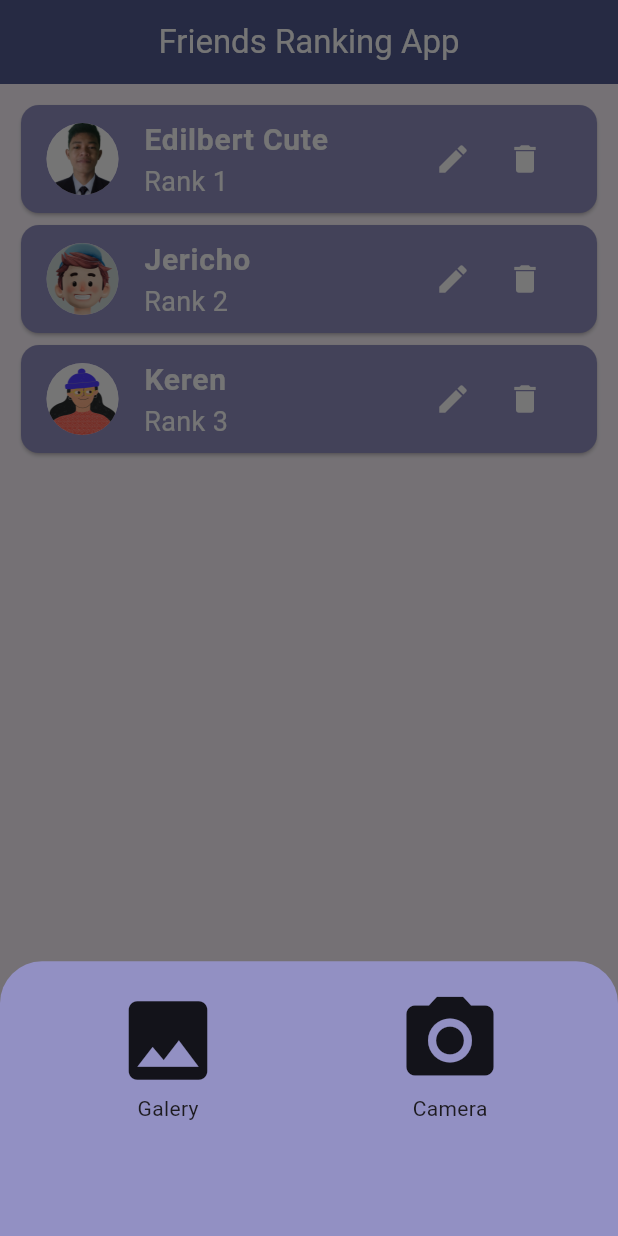
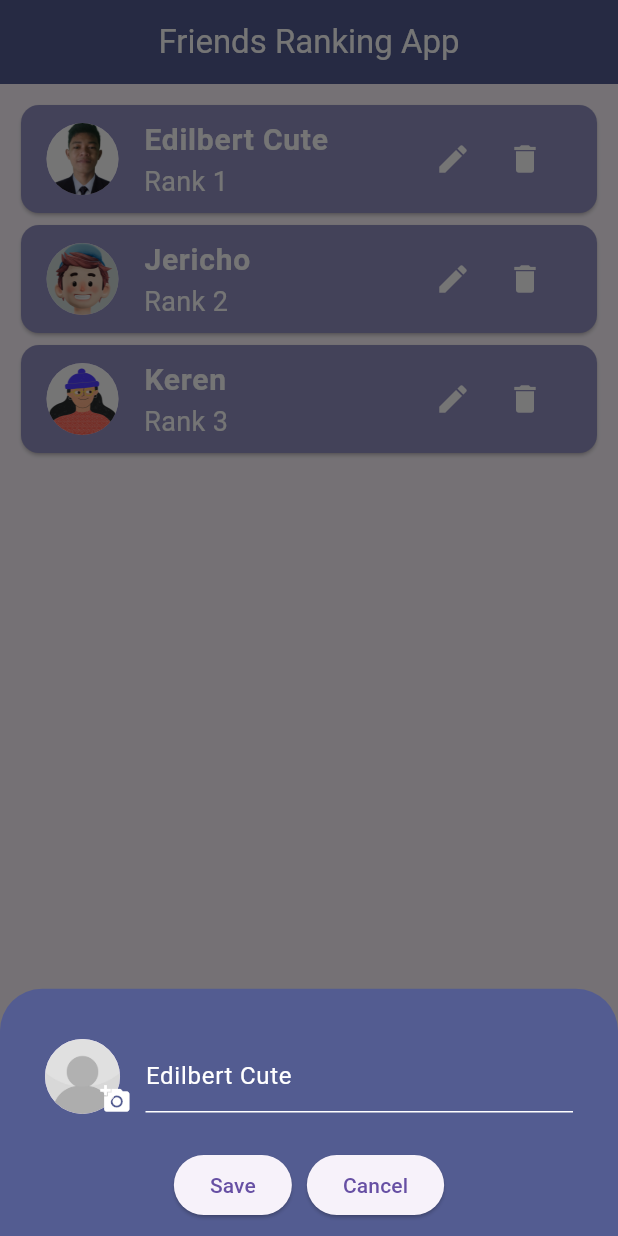
Before and after one commit to edilbertjaguimit/flutter_friends_ranking, a Flutter app: the screen it shows after launch, after a tap on the "edit" icon, on a phone screen of 412 x 824 dp. Run offline on Flutter 3.47's test engine with Material 3 defaults, Android fonts, the phone set to English and light mode, and no system bars; our stand-ins replace fluttertoast, image_picker.

Commit message:
fixed the bugs when editing the friends card list

```diff
--- a/lib/components/form.dart
+++ b/lib/components/form.dart
@@ -34,6 +34,7 @@ class FormSettings extends StatelessWidget {
                         child: Icon(
                           Icons.add_a_photo,
                           size: 20,
+                          color: Colors.white,
                         ),
                       )
                     : Text(''),
@@ -46,7 +47,17 @@ class FormSettings extends StatelessWidget {
           flex: 5,
           child: TextField(
             controller: friendName,
-            decoration: InputDecoration(hintText: 'Friend\'s name'),
+            style: TextStyle(color: Colors.white),
+            decoration: InputDecoration(
+              hintText: 'Friend\'s name',
+              hintStyle: TextStyle(color: Colors.white),
+              enabledBorder: UnderlineInputBorder(
+                borderSide: BorderSide(color: Colors.white),
+              ),
+              focusedBorder: UnderlineInputBorder(
+                borderSide: BorderSide(color: Colors.white),
+              ),
+            ),
           ),
         ),
       ],
--- a/lib/components/person_card.dart
+++ b/lib/components/person_card.dart
@@ -1,8 +1,8 @@
 // ignore_for_file: prefer_const_constructors, prefer_const_literals_to_create_immutables
-import 'dart:io';
 import 'dart:typed_data';
 
 import 'package:flutter/material.dart';
+import 'package:flutter_friends_ranking/components/form.dart';
 import 'package:flutter_friends_ranking/model/person.dart';
 import 'package:flutter_friends_ranking/model/person_list.dart';
 import 'package:image_picker/image_picker.dart';
@@ -18,8 +18,11 @@ class PersonCard extends StatefulWidget {
 }
 
 class _PersonCardState extends State<PersonCard> {
-  Uint8List? _image;
-  File? selectedImage;
+  // Uint8List? _image;
+  // File? selectedImage;
+  final ValueNotifier<Uint8List?> _image = ValueNotifier<Uint8List?>(null);
+  TextEditingController friendName = TextEditingController();
+
   // File? _image;
   // final picker = ImagePicker();
   // Future getImage() async {
@@ -34,95 +37,77 @@ class _PersonCardState extends State<PersonCard> {
   // }
 
   void _showSettingsPanel(BuildContext context) {
+    // _image = widget.
     showModalBottomSheet(
-        backgroundColor: Color(0xff9290c3),
+        isDismissible: false,
+        elevation: 0,
+        backgroundColor: Color(0xff535c91),
         context: context,
         builder: (context) {
           return SizedBox(
             width: MediaQuery.of(context).size.width,
-            height: MediaQuery.of(context).size.height / 4.5,
-            child: Padding(
-              padding: const EdgeInsets.all(18.0),
-              child: Row(
-                children: [
-                  Expanded(
-                    child: InkWell(
-                      onTap: () {
-                        _pinckImageFromGallery();
-                      },
-                      child: SizedBox(
-                        child: Column(
-                          children: [
-                            Icon(
-                              Icons.image,
-                              size: 70,
-                            ),
-                            Text('Galery'),
-                          ],
+            height: MediaQuery.of(context).size.height / 5,
+            child: ValueListenableBuilder<Uint8List?>(
+              valueListenable: _image,
+              builder: (context, value, child) {
+                // _image.value = value;
+                friendName.text.isEmpty
+                    ? friendName.text = widget.person.name
+                    : friendName;
+                // widget.person.image != null ? widget.person.image! : value;
+                return Padding(
+                  padding: EdgeInsets.symmetric(horizontal: 30, vertical: 10),
+                  child: Column(
+                    children: [
+                      Expanded(
+                        child: FormSettings(
+                          image: value ?? widget.person.image,
+                          friendName: friendName,
+                          onTap: () => _pickImageFromGallery(),
                         ),
                       ),
-                    ),
+                      Row(
+                        mainAxisSize: MainAxisSize.min,
+                        children: [
+                          ElevatedButton(
+                              onPressed: () {
+                                context.read<PersonListModel>().updatePerson(
+                                      name: friendName.text,
+                                      image: value ?? widget.person.image,
+                                      index: widget.index,
+                                    );
+                                Navigator.pop(context);
+                              },
+                              child: Text('Save')),
+                          SizedBox(width: 10),
+                          ElevatedButton(
+                              onPressed: () {
+                                Navigator.pop(context);
+                              },
+                              child: Text('Cancel')),
+                        ],
+                      )
+                    ],
                   ),
-                  Expanded(
-                    child: InkWell(
-                      onTap: () {},
-                      child: SizedBox(
-                        child: Column(
-                          children: [
-                            Icon(
-                              Icons.camera_alt,
-                              size: 70,
-                            ),
-                            Text('Camera'),
-                          ],
-                        ),
-                      ),
-                    ),
-                  ),
-                ],
-              ),
+                );
+              },
             ),
           );
         });
   }
 
-  Future _pinckImageFromGallery() async {
-    final returnImage =
+  Future<void> _pickImageFromGallery() async {
+    final pickedFile =
         await ImagePicker().pickImage(source: ImageSource.gallery);
-    if (returnImage == null) return;
-    setState(() {
-      selectedImage = File(returnImage.path);
-      _image = File(returnImage.path).readAsBytesSync();
-    });
-    Navigator.pop(context);
+    if (pickedFile != null) {
+      _image.value = await pickedFile.readAsBytes();
+    }
   }
-
-  // Future _pinckImageFromCamera() async {
-  //   final returnImage =
-  //       await ImagePicker().pickImage(source: ImageSource.camera);
-  //   if (returnImage == null) return;
-  //   setState(() {
-  //     selectedImage = File(returnImage.path);
-  //     _image = File(returnImage.path).readAsBytesSync();
-  //   });
-  //   Navigator.pop(context);
-  // }
-//   Future _pinckImageFromGallery() async {
-//   final returnImage = await ImagePicker().pickImage(source: ImageSource.gallery);
-//   if (returnImage == null) return;
-//   setState(() {
-//     selectedImage = File(returnImage.path);
-//   });
-
-//   // Read image bytes asynchronously
-//   final bytes = await File(returnImage.path).readAsBytes();
-//   setState(() {
-//     _image = bytes;
-//   });
-// }
 
   @override
   Widget build(BuildContext context) {
+    // var personList = context.watch<PersonListModel>().persons;
+
     return Card(
       color: Color(0xff9290c3),
       child: ListTile(
--- a/lib/model/person_list.dart
+++ b/lib/model/person_list.dart
@@ -20,4 +20,10 @@ class PersonListModel extends ChangeNotifier {
     persons.removeAt(index);
     notifyListeners();
   }
+
+  void updatePerson(
+      {required String name, Uint8List? image, required int index}) {
+    persons[index] = Person(name: name, image: image);
+    notifyListeners();
+  }
 }
```
Also changed, not shown: lib/pages/home_page.dart (+16 -4 lines).
